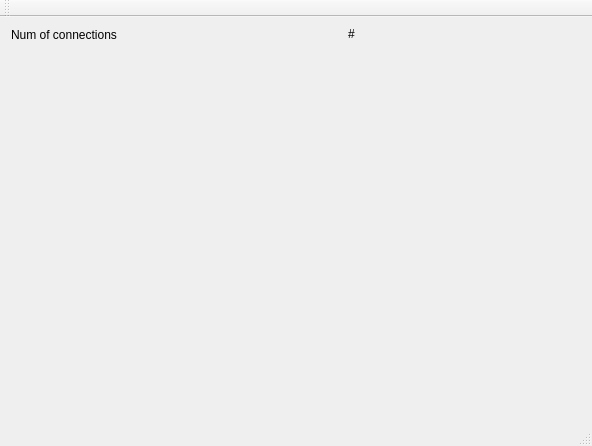
Above: server/main_window.ui from redmoo/P2P-Radio before the change. Below: the same form after it.
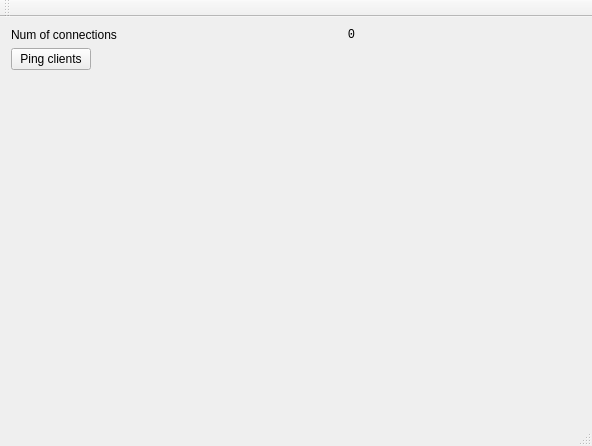
That is the form after the change.

Patch:
```diff
--- a/server/main_window.ui
+++ b/server/main_window.ui
@@ -39,13 +39,20 @@
         </font>
        </property>
        <property name="text">
-        <string>#</string>
+        <string>0</string>
        </property>
        <property name="alignment">
         <set>Qt::AlignCenter</set>
        </property>
       </widget>
      </item>
+     <item row="1" column="0">
+      <widget class="QPushButton" name="pingCLientsButton">
+       <property name="text">
+        <string>Ping clients</string>
+       </property>
+      </widget>
+     </item>
     </layout>
    </widget>
   </widget>
```
Left out of the diff: 2 changed lines with no effect on the pictures.
